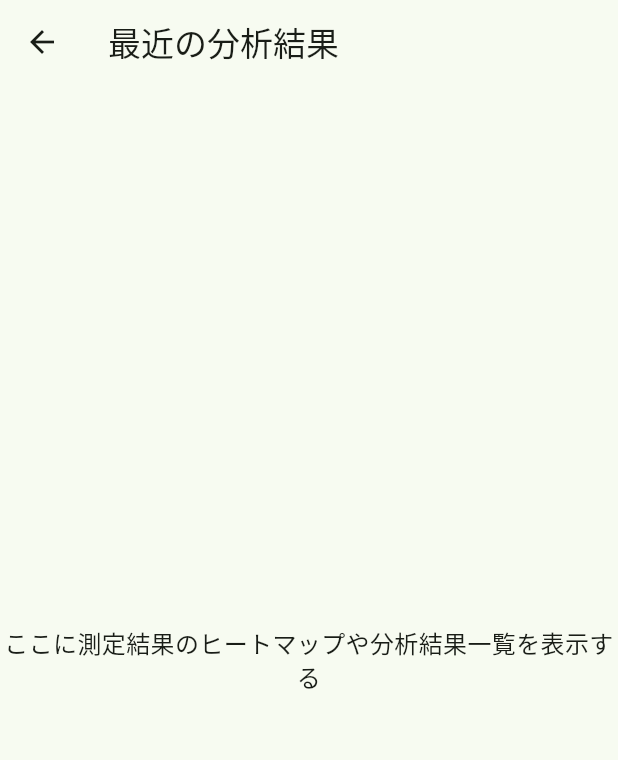
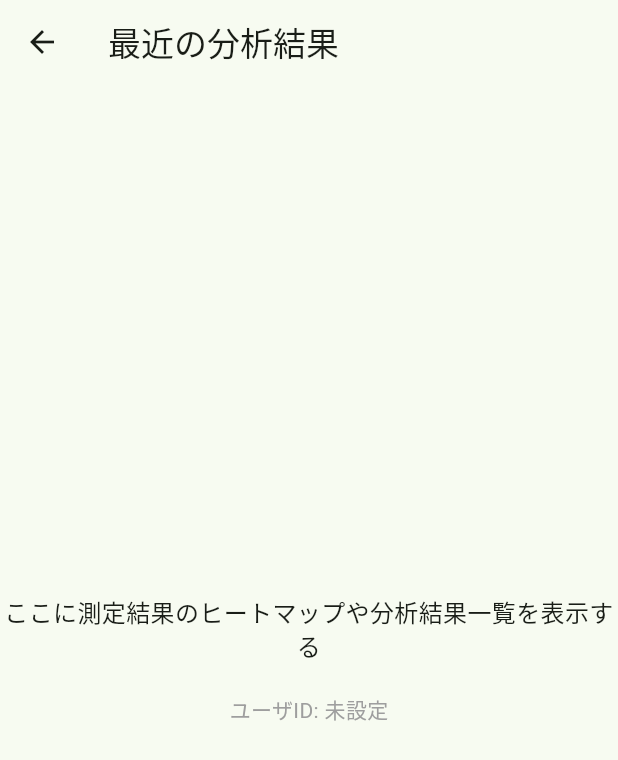
Before and after one commit to knx14/HM_sm_app, a Flutter app: the HomeScreen screen opened directly, on a phone screen of 412 x 824 dp. Shown: the top 760 px of the screen. Run offline on Flutter 3.47's test engine with Material 3 defaults, Android fonts, the phone set to English and light mode, and no system bars; missing offline and left inert: amplify_auth_cognito, amplify_flutter.

Commit message:
ProviderへユーザID(=Cognito sub)を格納。splashによるログインチェックの後,ユーザIDを取得してProviderに設定。MainScaffoldでProviderの状態管理。 Providerが機能していることを確認するために、各機能画面にIDを表示。

```diff
--- a/lib/features/results/presentation/home_screen.dart
+++ b/lib/features/results/presentation/home_screen.dart
@@ -1,4 +1,6 @@
 import 'package:flutter/material.dart';
+import 'package:provider/provider.dart';
+import '../../../providers/user_provider.dart';
 
 class HomeScreen extends StatelessWidget {
   const HomeScreen({super.key});
@@ -7,14 +9,32 @@ class HomeScreen extends StatelessWidget {
   Widget build(BuildContext context) {
     return Scaffold(
       appBar: AppBar(
-        title: Text('最近の分析結果'),
+        title: const Text('最近の分析結果'),
       ),
-      body: const Center(
-        child: Text('ここに測定結果のヒートマップや分析結果一覧を表示する',
-        style: TextStyle(fontSize: 16),
-        textAlign: TextAlign.center,
+      body: Consumer<UserProvider>(
+        builder: (context, userProvider, child) {
+          return Center(
+            child: Column(
+              mainAxisAlignment: MainAxisAlignment.center,
+              children: [
+                const Text(
+                  'ここに測定結果のヒートマップや分析結果一覧を表示する',
+                  style: TextStyle(fontSize: 16),
+                  textAlign: TextAlign.center,
+                ),
+                const SizedBox(height: 20),
+                Text(
+                  'ユーザID: ${userProvider.userId ?? "未設定"}',
+                  style: const TextStyle(
+                    fontSize: 14,
+                    color: Colors.grey,
+                  ),
+                ),
+              ],
+            ),
+          );
+        },
       ),
-    ),
-  );
+    );
   }
 }
--- /dev/null
+++ b/lib/providers/user_provider.dart
@@ -0,0 +1,55 @@
+import 'package:flutter/foundation.dart';
+
+/// ユーザID（Cognitoのsub）をグローバルに管理するProvider
+class UserProvider extends ChangeNotifier {
+  String? _userId;
+  bool _isLoading = false;
+  String? _error;
+
+  /// 現在のユーザID
+  String? get userId => _userId;
+
+  /// ローディング状態
+  bool get isLoading => _isLoading;
+
+  /// エラーメッセージ
+  String? get error => _error;
+
+  /// ユーザIDが設定されているかどうか
+  bool get isAuthenticated => _userId != null;
+
+  /// ユーザIDを設定
+  void setUserId(String userId) {
+    _userId = userId;
+    _error = null;
+    _isLoading = false;
+    notifyListeners();
+  }
+
+  /// ローディング状態を設定
+  void setLoading(bool loading) {
+    _isLoading = loading;
+    notifyListeners();
+  }
+
+  /// エラーを設定
+  void setError(String error) {
+    _error = error;
+    _isLoading = false;
+    notifyListeners();
+  }
+
+  /// ユーザIDをクリア（ログアウト時）
+  void clearUserId() {
+    _userId = null;
+    _error = null;
+    _isLoading = false;
+    notifyListeners();
+  }
+
+  /// エラーをクリア
+  void clearError() {
+    _error = null;
+    notifyListeners();
+  }
+}
--- a/pubspec.yaml
+++ b/pubspec.yaml
@@ -38,6 +38,7 @@ dependencies:
   amplify_auth_cognito: ^2.7.0
   flutter_secure_storage: ^9.2.4
   url_launcher: ^6.3.2
+  provider: ^6.1.2
 
 dev_dependencies:
   flutter_test:
```
Also changed, not shown: lib/features/auth/presentation/splash_screen.dart (+37 -4 lines), lib/features/farms/presentation/farm_screen.dart (+25 -6 lines), lib/features/main_scaffold.dart (+49 -0 lines), lib/features/measure/presentation/measure_screen.dart (+25 -6 lines), lib/main.dart (+8 -1 lines), pubspec.lock.
